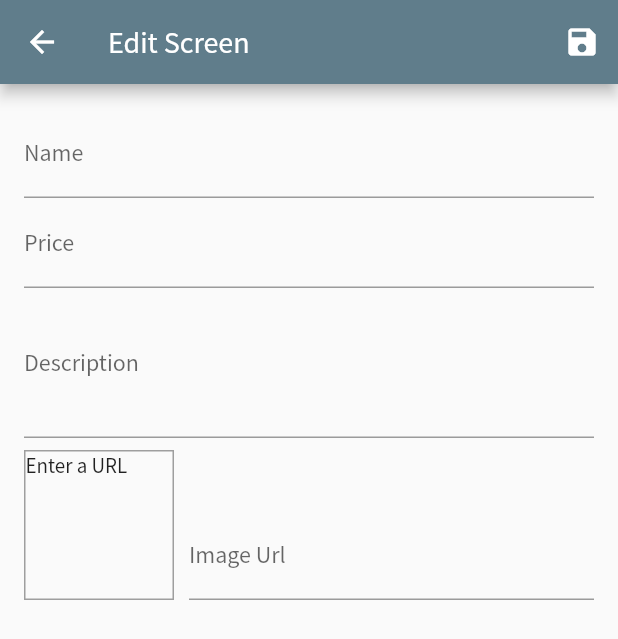
After one commit to anupriya567/ShopApp, a Flutter app: the EditScreen screen opened by its route, on a phone screen of 412 x 824 dp. The commit adds this screen. Shown: the top 639 px of the screen. Run offline on Flutter 3.47's test engine with Material 2 defaults, Android fonts, the phone set to English and light mode, and no system bars; our stand-ins replace badges; network calls fail.

Commit message:
Working with user input and forms

```diff
--- a/lib/main.dart
+++ b/lib/main.dart
@@ -1,6 +1,8 @@
 import 'package:flutter/material.dart';
 import 'package:myshop/providers/product.dart';
+import 'package:myshop/screens/edit_product.dart';
 import 'package:myshop/screens/product_details.dart';
+import 'package:myshop/screens/user_product.dart';
 import 'dart:io';
 import 'package:provider/provider.dart';
 import 'screens/product_overview.dart';
@@ -46,6 +48,9 @@ class MyApp extends StatelessWidget {
           '/product_details': (context) => ProductDetails(),
           '/cart_screen': (context) => CartScreen(),
           '/orders_screen': (context) => OrderScreen(),
+          '/userproduct_screen': (context) => UserProductScreen(),
+          '/editScreen': (context) =>EditScreen(),
+
         },
       ),
     );
--- a/lib/providers/cart.dart
+++ b/lib/providers/cart.dart
@@ -56,11 +56,9 @@ class Cart with ChangeNotifier {
 
   void removeProduct(String id) {
 
-    print(_items[id]!.quantity);
     if (_items[id] != null) {
       if (_items[id]!.quantity == 1) {
         _items.remove(id);
-        notifyListeners();
       }
       else {
         _items.update(
@@ -71,10 +69,9 @@ class Cart with ChangeNotifier {
                 quantity: existingCartItem.quantity - 1,
                 price: existingCartItem.price)
         );
-        notifyListeners();
       }
+      notifyListeners();
     }
-
     print("deleted");
   }
 
--- /dev/null
+++ b/lib/screens/edit_product.dart
@@ -0,0 +1,202 @@
+import 'package:flutter/material.dart';
+import 'package:flutter/services.dart';
+import 'package:myshop/providers/product.dart';
+
+class EditScreen extends StatefulWidget {
+  const EditScreen({Key? key}) : super(key: key);
+
+  @override
+  State<EditScreen> createState() => _EditScreenState();
+}
+
+class _EditScreenState extends State<EditScreen> {
+  final _priceFocusNode = FocusNode();
+  final _descriptionFocusNode = FocusNode();
+  final _imageUrlFocusNode = FocusNode();
+  final _imageUrlController = TextEditingController();
+  final _form = GlobalKey<FormState>();
+  var _editedProduct =
+      Product(id: "", title: "", price: 0, description: "", imageUrl: "");
+  @override
+  void initState() {
+    _imageUrlFocusNode.addListener(updateImageUrl);
+    super.initState();
+  }
+
+  @override
+  void dispose() {
+    _imageUrlFocusNode.removeListener(updateImageUrl);
+    _priceFocusNode.dispose();
+    _descriptionFocusNode.dispose();
+    _imageUrlFocusNode.dispose();
+    _imageUrlController.dispose();
+
+    super.dispose();
+  }
+
+  void updateImageUrl() {
+    if (!_imageUrlFocusNode.hasFocus) {
+      setState(() {});
+    }
+  }
+
+  void _saveForm() {
+    bool? isValid = false;
+    isValid = _form.currentState?.validate();
+    if(!isValid!) {
+      print("here $isValid");
+      return;
+    }
+
+    _form.currentState?.save();
+    print("details:::");
+    print(_editedProduct.title);
+    print(_editedProduct.price);
+    print(_editedProduct.description);
+    print(_editedProduct.imageUrl);
+  }
+
+  @override
+  Widget build(BuildContext context) {
+    return Scaffold(
+        appBar: AppBar(
+          title: Text('Edit Screen'),
+          actions: [
+            IconButton(onPressed: _saveForm, icon: Icon(Icons.save)),
+          ],
+        ),
+        body: Padding(
+          padding: const EdgeInsets.all(16.0),
+          child: Form(
+              child: ListView(
+            children: <Widget>[
+              TextFormField(
+                decoration: const InputDecoration(
+                  labelText: 'Name',
+                ),
+                textInputAction: TextInputAction.next,
+                onFieldSubmitted: (_) {
+                  FocusScope.of(context).requestFocus(_priceFocusNode);
+                },
+                onSaved: (value) {
+                  _editedProduct = Product(
+                      title: value!,
+                      description: _editedProduct.description,
+                      price: _editedProduct.price,
+                      id: _editedProduct.id,
+                      imageUrl: _editedProduct.imageUrl);
+                },
+                validator: (value) {
+                  if(value.isEmpty)
+                    return "Please enter your name";
+                  return null;
+                },
+              ),
+              TextFormField(
+                decoration: const InputDecoration(
+                  labelText: 'Price',
+                ),
+                textInputAction: TextInputAction.next,
+                keyboardType: TextInputType.number,
+                onFieldSubmitted: (_) {
+                  FocusScope.of(context).requestFocus(_descriptionFocusNode);
+                },
+                validator: (value) {
+                  if(value.isEmpty)
+                    return "Please enter the price";
+                  if(double.tryParse(value) == null)
+                    {
+                      return "Please enter a valid number";
+                    }
+                  if(double.parse(value) <= 0)
+                    {
+                      return "Please enter a number greater than 0";
+                    }
+                  return null;
+                },
+                onSaved: (value) {
+                  _editedProduct = Product(
+                      title: _editedProduct.title,
+                      description: _editedProduct.description,
+                      price: double.parse(value!),
+                      id: _editedProduct.id,
+                      imageUrl: _editedProduct.imageUrl);
+                },
+                focusNode: _priceFocusNode,
+              ),
+              TextFormField(
+                decoration: const InputDecoration(
+                  labelText: 'Description',
+                ),
+                maxLines: 3,
+                keyboardType: TextInputType.multiline,
+                validator: (value) {
+                  if(value.isEmpty)
+                    return "Please enter the description";
+                  if(value.length < 10) {
+                    return "should be atleast 10 chars long";
+                  }
+                  return null;
+                },
+                onSaved: (value) {
+                  _editedProduct = Product(
+                      title: _editedProduct.title,
+                      description: value!,
+                      price: _editedProduct.price,
+                      id: _editedProduct.id,
+                      imageUrl: _editedProduct.imageUrl);
+                },
+                focusNode: _descriptionFocusNode,
+              ),
+              Row(
+                crossAxisAlignment: CrossAxisAlignment.end,
+                children: <Widget>[
+                  Container(
+                    width: 100,
+                    height: 100,
+                    margin: EdgeInsets.only(
+                      top: 8,
+                      right: 10,
+                    ),
+                    decoration: BoxDecoration(
+                      border: Border.all(
+                        width: 1,
+                        color: Colors.grey,
+                      ),
+                    ),
+                    child: _imageUrlController.text.isEmpty
+                        ? Text('Enter a URL')
+                        : FittedBox(
+                            child: Image.network(_imageUrlController.text),
+                            fit: BoxFit.cover,
+                          ),
+                  ),
+                  Expanded(
+                    child: TextFormField(
+                      decoration: const InputDecoration(
+                        labelText: 'Image Url',
+                      ),
+                      controller: _imageUrlController,
+                      keyboardType: TextInputType.url,
+                      focusNode: _imageUrlFocusNode,
+                      textInputAction: TextInputAction.done,
+                      onSaved: (value) {
+                        _editedProduct = Product(
+                            title: _editedProduct.title,
+                            description: _editedProduct.description,
+                            price: _editedProduct.price,
+                            id: _editedProduct.id,
+                            imageUrl: value!);
+                      },
+                      onFieldSubmitted: (_) {
+                        _saveForm();
+                      },
+                    ),
+                  )
+                ],
+              )
+            ],
+          )),
+        ));
+  }
+}
```
Also changed, not shown: lib/components/app_drawer.dart (+10 -1 lines), lib/components/cart_item_listTile.dart (+30 -4 lines), lib/components/product_item.dart (+42 -20 lines), lib/components/user_product_listTile.dart (added, +27 -0 lines), lib/screens/product_overview.dart (+5 -6 lines), lib/screens/user_product.dart (added, +41 -0 lines).
